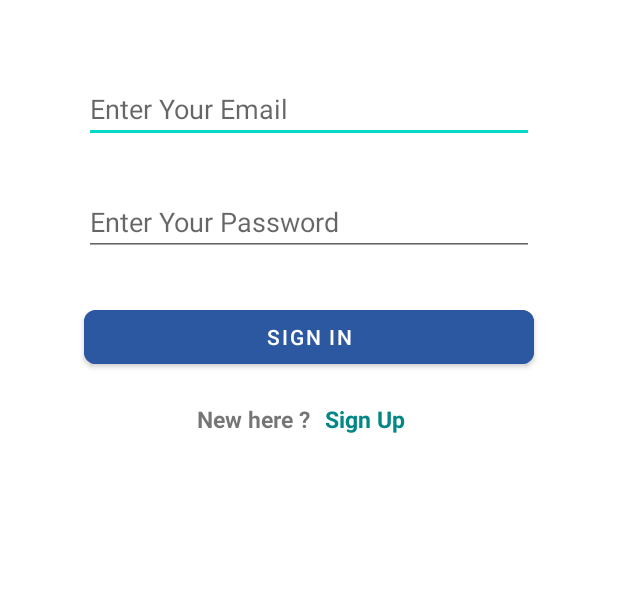
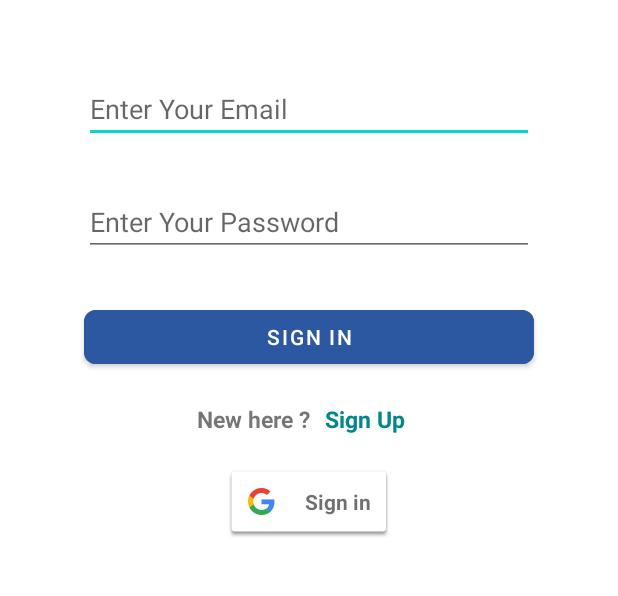
Before and after one commit to marsaif/Firabase_auth, an Android app: the screen it shows after launch (LoginActivity), on a phone screen of 412 x 824 dp, the part 525-1121 px from its top. Run offline under Robolectric (Android 15) with nearby library versions, the phone set to English and light mode, and no system bars; our stand-ins replace Firebase (no records; nobody signed in at launch, a user with empty details on screens opened directly).

Commit message:
implement sign Up with google

```diff
--- a/app/build.gradle
+++ b/app/build.gradle
@@ -34,6 +34,7 @@ dependencies {
     implementation 'com.google.android.material:material:1.4.0'
     implementation 'androidx.constraintlayout:constraintlayout:2.1.0'
     implementation 'com.google.firebase:firebase-auth:21.0.1'
+    implementation 'com.google.android.gms:play-services-auth:19.2.0'
     testImplementation 'junit:junit:4.+'
     androidTestImplementation 'androidx.test.ext:junit:1.1.3'
     androidTestImplementation 'androidx.test.espresso:espresso-core:3.4.0'
--- a/app/src/main/java/activities/LoginActivity.java
+++ b/app/src/main/java/activities/LoginActivity.java
@@ -1,4 +1,6 @@
 package activities;
+
+import static android.content.ContentValues.TAG;
 
 import androidx.annotation.NonNull;
 import androidx.appcompat.app.AppCompatActivity;
@@ -14,20 +16,31 @@ import android.widget.TextView;
 import android.widget.Toast;
 
 import com.example.firabase_auth.R;
+import com.google.android.gms.auth.api.signin.GoogleSignIn;
+import com.google.android.gms.auth.api.signin.GoogleSignInAccount;
+import com.google.android.gms.auth.api.signin.GoogleSignInClient;
+import com.google.android.gms.auth.api.signin.GoogleSignInOptions;
+import com.google.android.gms.common.SignInButton;
+import com.google.android.gms.common.api.ApiException;
 import com.google.android.gms.tasks.OnCompleteListener;
 import com.google.android.gms.tasks.Task;
+import com.google.firebase.auth.AuthCredential;
 import com.google.firebase.auth.AuthResult;
 import com.google.firebase.auth.FirebaseAuth;
 import com.google.firebase.auth.FirebaseAuthInvalidCredentialsException;
 import com.google.firebase.auth.FirebaseAuthInvalidUserException;
+import com.google.firebase.auth.GoogleAuthProvider;
 
 public class LoginActivity extends AppCompatActivity implements View.OnClickListener {
 
+    private static final int RC_SIGN_IN = 1;
     private TextView textViewSignUp ;
     private FirebaseAuth mAuth ;
     private EditText editTextEmail , editTextPassword ;
     private String email , password ;
     private Button btnLogin ;
+    private SignInButton signInButtonGoogle ;
+    GoogleSignInClient mGoogleSignInClient ;
 
     @Override
     protected void onCreate(Bundle savedInstanceState) {
@@ -40,9 +53,20 @@ public class LoginActivity extends AppCompatActivity implements View.OnClickList
         editTextPassword = findViewById(R.id.editText_password) ;
         btnLogin = findViewById(R.id.button_sign_in) ;
         textViewSignUp = findViewById(R.id.text_view_sign_up) ;
+        signInButtonGoogle = findViewById(R.id.sign_in_button) ;
 
+        signInButtonGoogle.setOnClickListener(this);
         btnLogin.setOnClickListener(this);
         textViewSignUp.setOnClickListener(this);
+
+
+        GoogleSignInOptions gso = new GoogleSignInOptions.Builder(GoogleSignInOptions.DEFAULT_SIGN_IN)
+                .requestEmail()
+                .requestIdToken(getString(R.string.default_web_client_id))
+                .build();
+
+        mGoogleSignInClient = GoogleSignIn.getClient(this, gso);
+
 
     }
 
@@ -111,6 +135,61 @@ public class LoginActivity extends AppCompatActivity implements View.OnClickList
                 });
     }
 
+    public void signInGoogle()
+    {
+        Intent signInIntent = mGoogleSignInClient.getSignInIntent();
+        startActivityForResult(signInIntent, RC_SIGN_IN);
+    }
+
+    private void handleSignInResult(Task<GoogleSignInAccount> completedTask) {
+        try {
+            GoogleSignInAccount account = completedTask.getResult(ApiException.class);
+
+            // Signed in successfully, show authenticated UI.
+            firebaseAuthWithGoogle(account.getIdToken());
+        } catch (ApiException e) {
+            // The ApiException status code indicates the detailed failure reason.
+            // Please refer to the GoogleSignInStatusCodes class reference for more information.
+            Log.w(TAG, "signInResult:failed code=" + e.getStatusCode());
+        }
+    }
+
+    private void firebaseAuthWithGoogle(String idToken) {
+        AuthCredential credential = GoogleAuthProvider.getCredential(idToken, null);
+        mAuth.signInWithCredential(credential)
+                .addOnCompleteListener(this, new OnCompleteListener<AuthResult>() {
+                    @Override
+                    public void onComplete(@NonNull Task<AuthResult> task) {
+                        if (task.isSuccessful()) {
+                            // Sign in success, update UI with the signed-in user's information
+                            updateUI();
+                        } else {
+                            // If sign in fails, display a message to the user.
+                            Log.w(TAG, "signInWithCredential:failure", task.getException());
+                        }
+                    }
+                });
+    }
+
+    @Override
+    public void onActivityResult(int requestCode, int resultCode, Intent data) {
+        super.onActivityResult(requestCode, resultCode, data);
+
+        // Result returned from launching the Intent from GoogleSignInClient.getSignInIntent(...);
+        if (requestCode == RC_SIGN_IN) {
+            // The Task returned from this call is always completed, no need to attach
+            // a listener.
+            Task<GoogleSignInAccount> task = GoogleSignIn.getSignedInAccountFromIntent(data);
+            handleSignInResult(task);
+        }
+    }
+
+    public void updateUI()
+    {
+        Intent intent = new Intent(this,HomeActivity.class);
+        startActivity(intent);
+    }
+
     @Override
     public void onClick(View v) {
 
@@ -126,6 +205,10 @@ public class LoginActivity extends AppCompatActivity implements View.OnClickList
                 Intent intent = new Intent(this,SignUpActivity.class);
                 startActivity(intent);
                 break;
+
+            case R.id.sign_in_button:
+                signInGoogle();
+                break;
         }
     }
 }
--- a/app/src/main/res/layout/activity_login.xml
+++ b/app/src/main/res/layout/activity_login.xml
@@ -102,4 +102,19 @@
 
     </LinearLayout>
 
+
+    <LinearLayout
+        android:layout_width="match_parent"
+        android:layout_height="wrap_content"
+        android:gravity="center_horizontal"
+        android:layout_marginTop="@dimen/margin_xxsmall">
+
+
+    <com.google.android.gms.common.SignInButton
+        android:id="@+id/sign_in_button"
+        android:layout_width="wrap_content"
+        android:layout_height="wrap_content" />
+
+    </LinearLayout>
+
 </LinearLayout>
--- a/app/src/main/res/values/strings.xml
+++ b/app/src/main/res/values/strings.xml
@@ -6,6 +6,4 @@
     <string name="sign_up">Sign Up</string>
     <string name="new_here">New here ?</string>
     <string name="already_registered">Already Registered ?</string>
-
-
 </resources>
```
Also changed, not shown: 1 other file.
